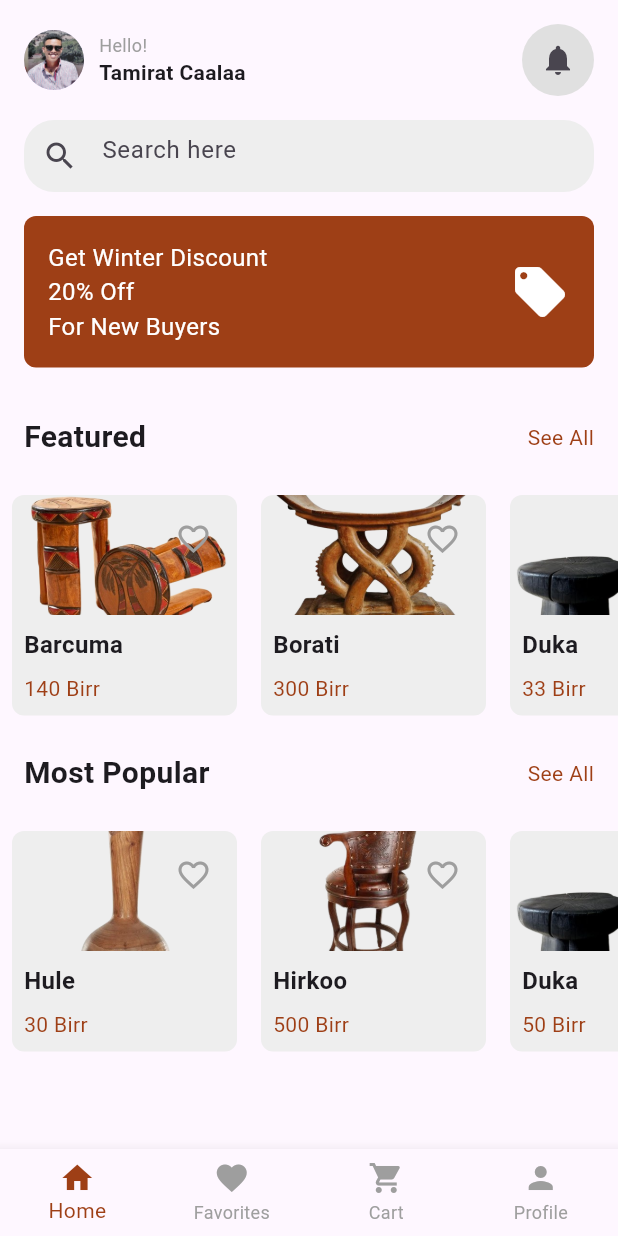
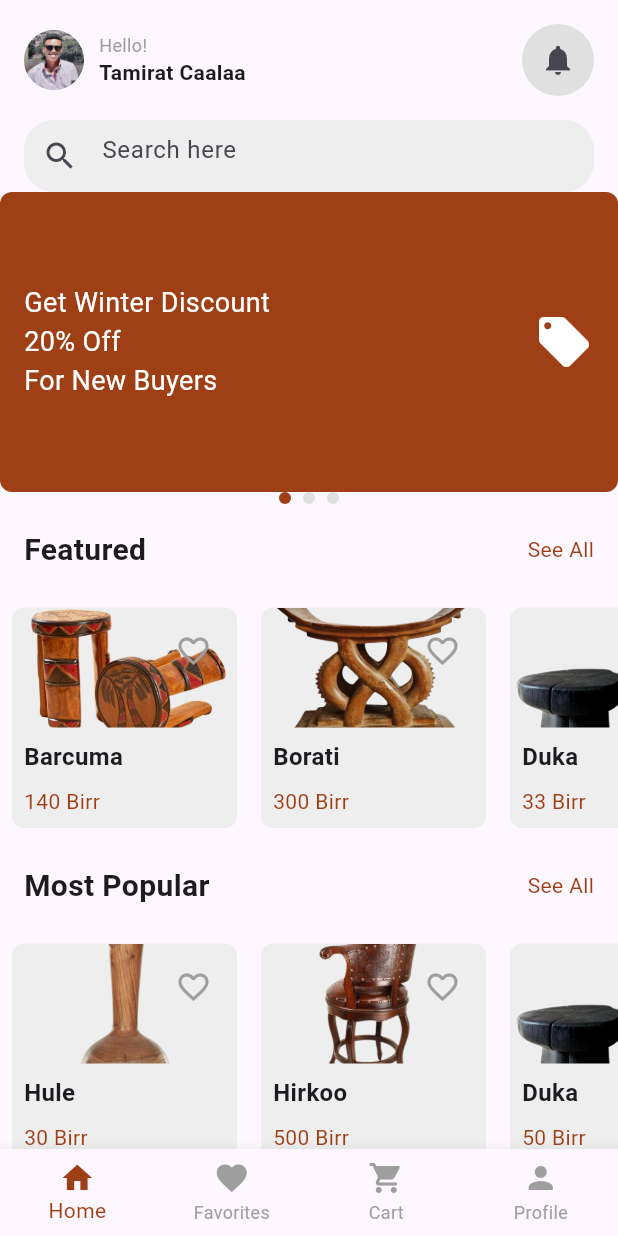
Before and after one commit to Firuol/Jcraft, a Flutter app: the screen it shows after launch, on a phone screen of 412 x 824 dp. Run offline on Flutter 3.47's test engine with Material 3 defaults, Android fonts, the phone set to English and light mode, and no system bars.

Commit message:
horizontal scrolable

```diff
--- a/jcraft/lib/main.dart
+++ b/jcraft/lib/main.dart
@@ -70,7 +70,15 @@ class _HomePageState extends State<HomePage> {
   }
 }
 
-class HomeContent extends StatelessWidget {
+class HomeContent extends StatefulWidget {
+  @override
+  _HomeContentState createState() => _HomeContentState();
+}
+
+class _HomeContentState extends State<HomeContent> {
+  final PageController _pageController = PageController(); // Controller for the PageView
+  int _currentPage = 0; // Track the current page for the horizontal page indicator
+
   @override
   Widget build(BuildContext context) {
     return SingleChildScrollView(
@@ -144,10 +152,19 @@ class HomeContent extends StatelessWidget {
             ),
           ),
 
-          // Discount Promotion
-          Padding(
-            padding: const EdgeInsets.all(16.0),
-            child: Container(
+          // Horizontal Page Indicator (Includes Discount Section as Page 1)
+          SizedBox(
+            height: 200, // Adjust the height as needed
+            child: PageView(
+              controller: _pageController,
+              onPageChanged: (int page) {
+                setState(() {
+                  _currentPage = page; // Update the current page
+                });
+              },
+              children: [
+                // Page 1: Discount Section
+                Container(
                   padding: EdgeInsets.all(16.0),
                   decoration: BoxDecoration(
                     color: Color.fromRGBO(158, 63, 22, 1.0),
@@ -160,7 +177,7 @@ class HomeContent extends StatelessWidget {
                           'Get Winter Discount\n20% Off\nFor New Buyers',
                           style: TextStyle(
                             color: Colors.white,
-                        fontSize: 16.0,
+                            fontSize: 18.0,
                           ),
                         ),
                       ),
@@ -171,6 +188,31 @@ class HomeContent extends StatelessWidget {
                       ),
                     ],
                   ),
+                ),
+                // Page 2: Additional Content
+                _buildPageIndicatorItem('Page 2'),
+                // Page 3: Additional Content
+                _buildPageIndicatorItem('Page 3'),
+              ],
+            ),
+          ),
+          Row(
+            mainAxisAlignment: MainAxisAlignment.center,
+            children: List<Widget>.generate(
+              3, // Number of pages
+              (int index) {
+                return Container(
+                  width: 8.0,
+                  height: 8.0,
+                  margin: EdgeInsets.symmetric(horizontal: 4.0),
+                  decoration: BoxDecoration(
+                    shape: BoxShape.circle,
+                    color: _currentPage == index
+                        ? Color.fromRGBO(158, 63, 22, 1.0) // Selected page color
+                        : Colors.grey[300], // Unselected page color
+                  ),
+                );
+              },
             ),
           ),
 
@@ -254,6 +296,26 @@ class HomeContent extends StatelessWidget {
   // Helper method to build popular items
   Widget _buildPopularItem(String name, String price) {
     return PopularItem(name: name, price: price);
+  }
+
+  // Helper method to build page indicator items
+  Widget _buildPageIndicatorItem(String text) {
+    return Container(
+      margin: EdgeInsets.all(16.0),
+      decoration: BoxDecoration(
+        color: Colors.grey[200],
+        borderRadius: BorderRadius.circular(8.0),
+      ),
+      child: Center(
+        child: Text(
+          text,
+          style: TextStyle(
+            fontSize: 18.0,
+            fontWeight: FontWeight.bold,
+          ),
+        ),
+      ),
+    );
   }
 }
 
```
Lines whose indentation alone changed are shown as unchanged.
